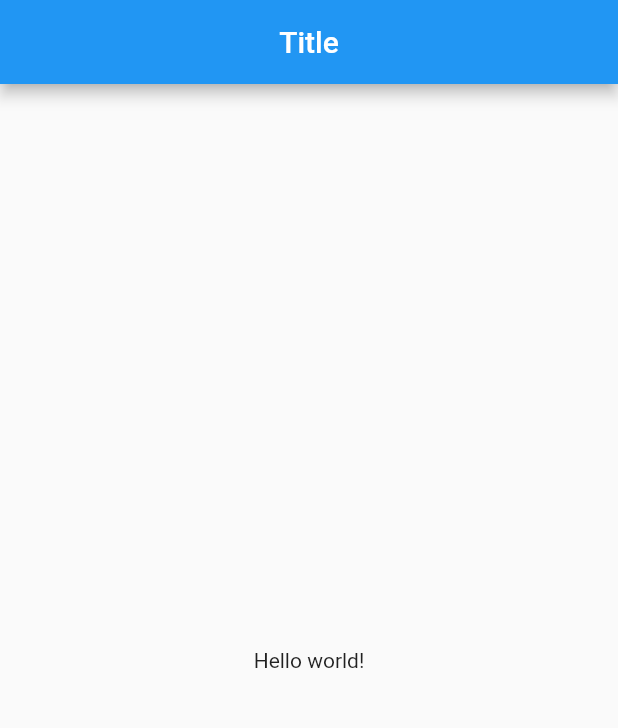
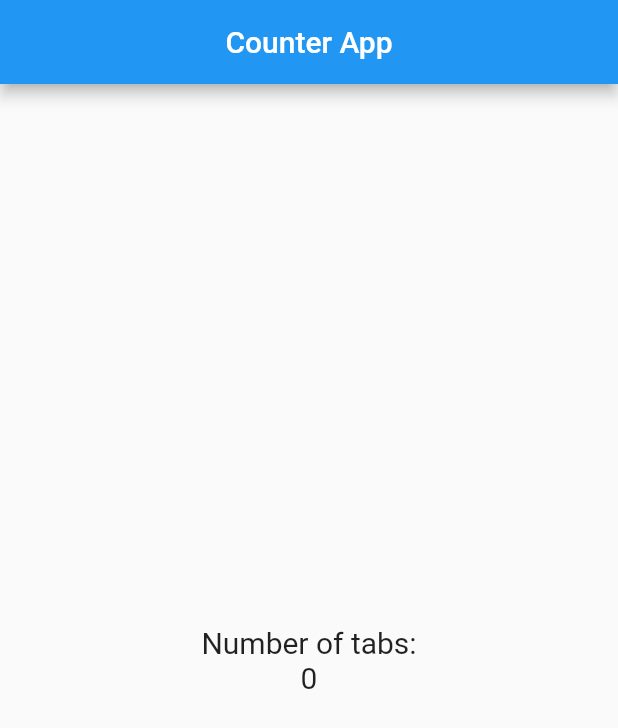
Before and after one commit to angel-codes/counter-app, a Flutter app: the screen it shows after launch, on a phone screen of 412 x 824 dp. Shown: the top 728 px of the screen. Run offline on Flutter 3.47's test engine with Material 2 defaults, Android fonts, the phone set to English and light mode, and no system bars.

Commit message:
column widget - styling the text

```diff
--- a/lib/src/pages/home_page.dart
+++ b/lib/src/pages/home_page.dart
@@ -1,15 +1,29 @@
 import 'package:flutter/material.dart';
 
 class HomePage extends StatelessWidget {
+  final textStyles = new TextStyle(fontSize: 20.0);
+
   @override
   Widget build(BuildContext context) {
     return Scaffold(
       appBar: AppBar(
-        title: Text('Title'),
+        title: Text('Counter App'),
         centerTitle: true,
       ),
       body: Center(
-        child: Text('Hello world!'),
+        child: Column(
+          mainAxisAlignment: MainAxisAlignment.center,
+          children: [
+            Text(
+              'Number of tabs:',
+              style: textStyles,
+            ),
+            Text(
+              '0',
+              style: textStyles,
+            ),
+          ],
+        ),
       ),
     );
   }
```
